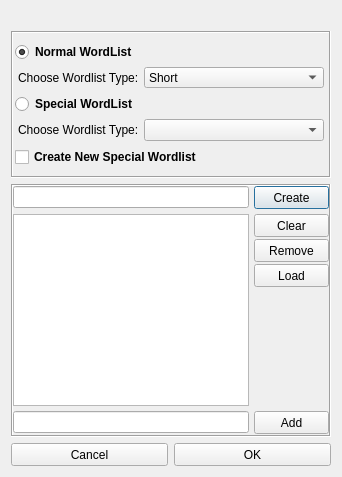
Before: the Qt Designer form gui/src/Dialogs/WordlistDialog.ui in 3nock/OTE, drawn with Qt 5.
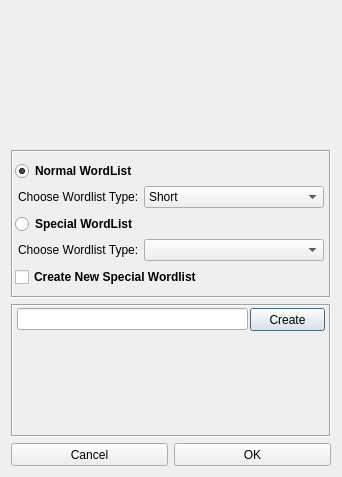
After: the same form once the commit is applied. Custom widgets are drawn as their Qt base class.

```diff
--- a/gui/src/Dialogs/WordlistDialog.ui
+++ b/gui/src/Dialogs/WordlistDialog.ui
@@ -233,21 +233,21 @@
      <property name="frameShadow">
       <enum>QFrame::Sunken</enum>
      </property>
-     <layout class="QVBoxLayout" name="verticalLayout_3">
+     <layout class="QVBoxLayout" name="verticalLayout_2">
       <property name="spacing">
-       <number>5</number>
+       <number>2</number>
       </property>
       <property name="leftMargin">
-       <number>0</number>
+       <number>4</number>
       </property>
       <property name="topMargin">
-       <number>0</number>
+       <number>2</number>
       </property>
       <property name="rightMargin">
-       <number>0</number>
+       <number>4</number>
       </property>
       <property name="bottomMargin">
-       <number>1</number>
+       <number>2</number>
       </property>
       <item>
        <layout class="QHBoxLayout" name="horizontalLayout_3">
@@ -289,152 +289,14 @@
        </layout>
       </item>
       <item>
-       <layout class="QHBoxLayout" name="horizontalLayout_6">
-        <item>
-         <widget class="QListWidget" name="listWidget_specialWordlist">
-          <property name="focusPolicy">
-           <enum>Qt::NoFocus</enum>
-          </property>
-          <property name="styleSheet">
-           <string notr="true"/>
-          </property>
-          <property name="editTriggers">
-           <set>QAbstractItemView::DoubleClicked</set>
-          </property>
-          <property name="selectionMode">
-           <enum>QAbstractItemView::ExtendedSelection</enum>
-          </property>
-          <property name="verticalScrollMode">
-           <enum>QAbstractItemView::ScrollPerPixel</enum>
-          </property>
-          <property name="horizontalScrollMode">
-           <enum>QAbstractItemView::ScrollPerPixel</enum>
-          </property>
-          <property name="selectionRectVisible">
-           <bool>true</bool>
-          </property>
-         </widget>
-        </item>
-        <item>
-         <layout class="QVBoxLayout" name="verticalLayout_2">
-          <property name="spacing">
-           <number>2</number>
-          </property>
-          <item>
-           <widget class="QPushButton" name="pushButton_clear">
-            <property name="minimumSize">
-             <size>
-              <width>75</width>
-              <height>23</height>
-             </size>
-            </property>
-            <property name="maximumSize">
-             <size>
-              <width>75</width>
-              <height>23</height>
-             </size>
-            </property>
-            <property name="styleSheet">
-             <string notr="true"/>
-            </property>
-            <property name="text">
-             <string>Clear</string>
-            </property>
-           </widget>
-          </item>
-          <item>
-           <widget class="QPushButton" name="pushButton_remove">
-            <property name="minimumSize">
-             <size>
-              <width>75</width>
-              <height>23</height>
-             </size>
-            </property>
-            <property name="maximumSize">
-             <size>
-              <width>75</width>
-              <height>23</height>
-             </size>
-            </property>
-            <property name="styleSheet">
-             <string notr="true"/>
-            </property>
-            <property name="text">
-             <string>Remove</string>
-            </property>
-           </widget>
-          </item>
-          <item>
-           <widget class="QPushButton" name="pushButton_load">
-            <property name="minimumSize">
-             <size>
-              <width>75</width>
-              <height>23</height>
-             </size>
-            </property>
-            <property name="maximumSize">
-             <size>
-              <width>75</width>
-              <height>23</height>
-             </size>
-            </property>
-            <property name="styleSheet">
-             <string notr="true"/>
-            </property>
-            <property name="text">
-             <string>Load</string>
-            </property>
-           </widget>
-          </item>
-          <item>
-           <spacer name="verticalSpacer">
-            <property name="orientation">
-             <enum>Qt::Vertical</enum>
-            </property>
-            <property name="sizeHint" stdset="0">
-             <size>
-              <width>20</width>
-              <height>40</height>
-             </size>
-            </property>
-           </spacer>
-          </item>
-         </layout>
-        </item>
-       </layout>
-      </item>
-      <item>
-       <layout class="QHBoxLayout" name="horizontalLayout_5">
-        <item>
-         <widget class="QLineEdit" name="lineEdit_add">
-          <property name="styleSheet">
-           <string notr="true"/>
-          </property>
-         </widget>
-        </item>
-        <item>
-         <widget class="QPushButton" name="pushButton_add">
-          <property name="minimumSize">
-           <size>
-            <width>75</width>
-            <height>23</height>
-           </size>
-          </property>
-          <property name="maximumSize">
-           <size>
-            <width>75</width>
-            <height>23</height>
-           </size>
-          </property>
-          <property name="styleSheet">
-           <string notr="true"/>
-          </property>
-          <property name="text">
-           <string>Add</string>
-          </property>
-         </widget>
-        </item>
-       </layout>
+       <widget class="InputWidget" name="specialWordlist" native="true">
+        <property name="minimumSize">
+         <size>
+          <width>0</width>
+          <height>100</height>
+         </size>
+        </property>
+       </widget>
       </item>
      </layout>
     </widget>
@@ -493,6 +355,14 @@
    </item>
   </layout>
  </widget>
+ <customwidgets>
+  <customwidget>
+   <class>InputWidget</class>
+   <extends>QWidget</extends>
+   <header>src/widgets/InputWidget.h</header>
+   <container>1</container>
+  </customwidget>
+ </customwidgets>
  <resources/>
  <connections/>
  <buttongroups>
```
Left out of the diff: 18 changed lines with no effect on the pictures.
